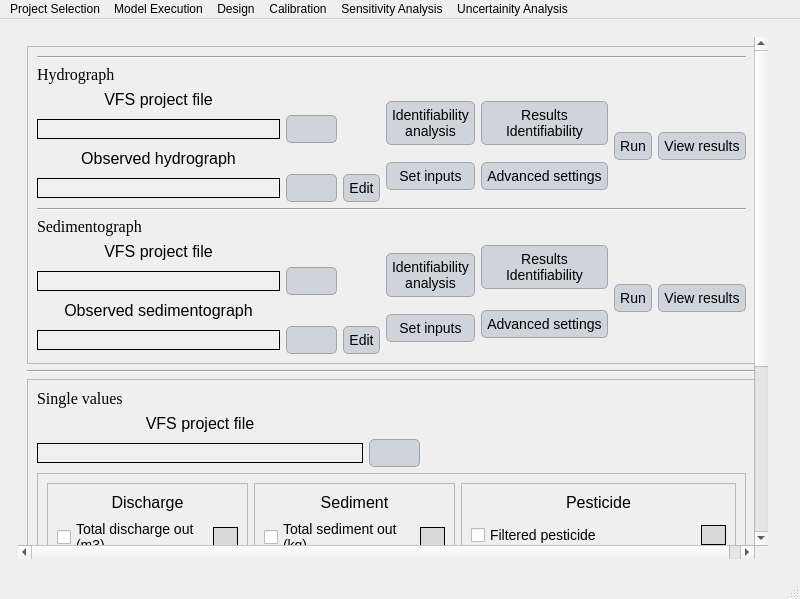
Above: ui/Qvfsmod_dialog_base.ui from Inigobarbe/VFSMOD-GUI before the change. Below: the same form after it.
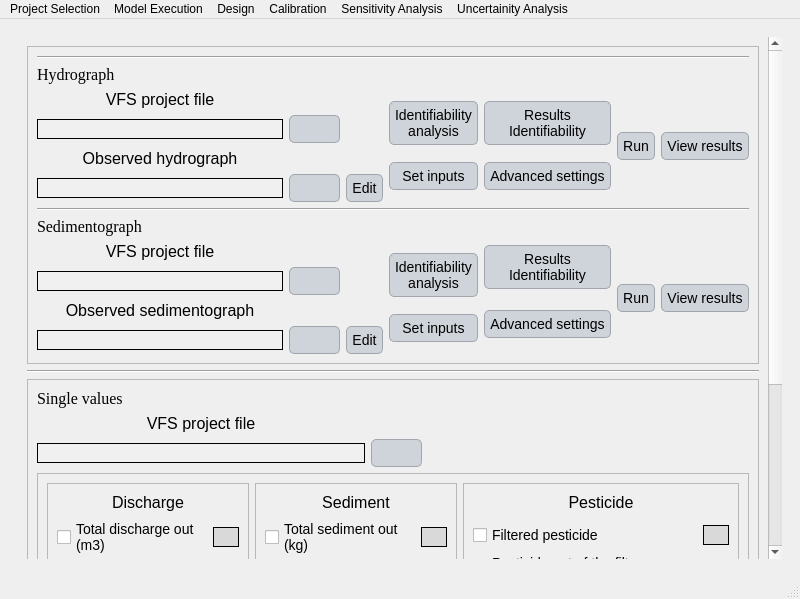
That is the form after the change. The open tabs and pages were chosen to show the change. Icons and pictures are not drawn.

Diff of the .ui file:
```diff
--- a/ui/Qvfsmod_dialog_base.ui
+++ b/ui/Qvfsmod_dialog_base.ui
@@ -3754,9 +3754,9 @@
            <property name="geometry">
             <rect>
              <x>0</x>
-             <y>0</y>
-             <width>735</width>
-             <height>797</height>
+             <y>-298</y>
+             <width>753</width>
+             <height>803</height>
             </rect>
            </property>
            <layout class="QGridLayout" name="gridLayout_9">
@@ -4558,19 +4558,6 @@
           </widget>
          </widget>
         </item>
-        <item row="0" column="1">
-         <spacer name="horizontalSpacer_15">
-          <property name="orientation">
-           <enum>Qt::Horizontal</enum>
-          </property>
-          <property name="sizeHint" stdset="0">
-           <size>
-            <width>40</width>
-            <height>20</height>
-           </size>
-          </property>
-         </spacer>
-        </item>
        </layout>
       </widget>
       <widget class="QWidget" name="page_results_design_uncertainity">
```
Left out of the diff: 114 changed lines with no effect on the pictures.
